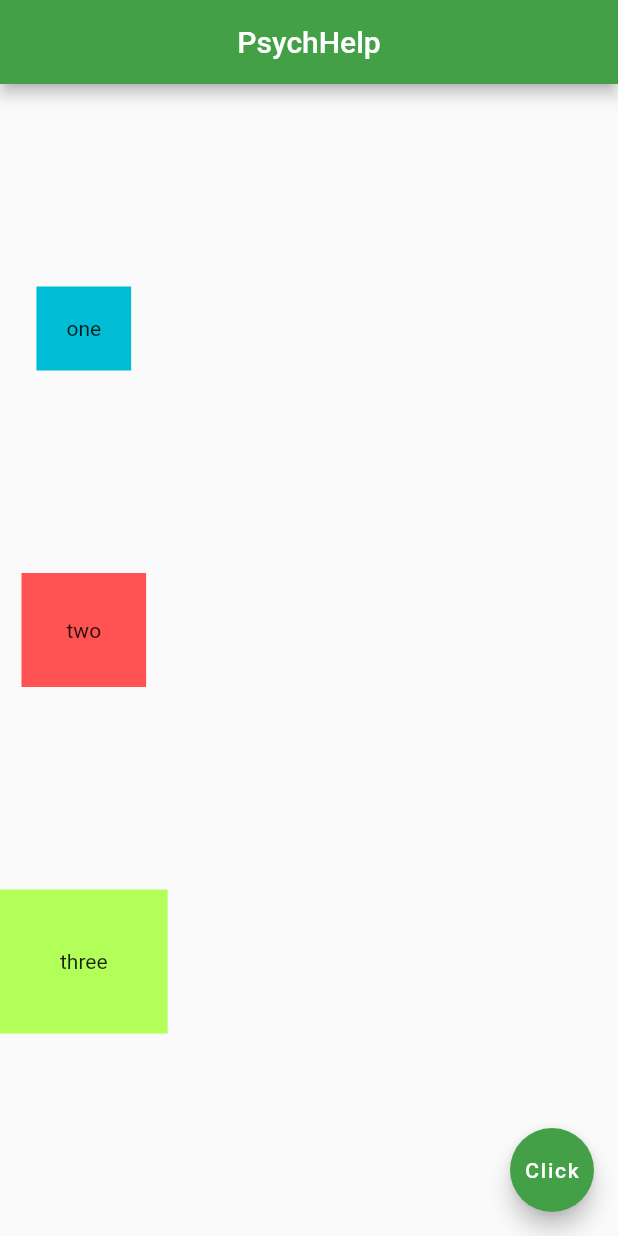
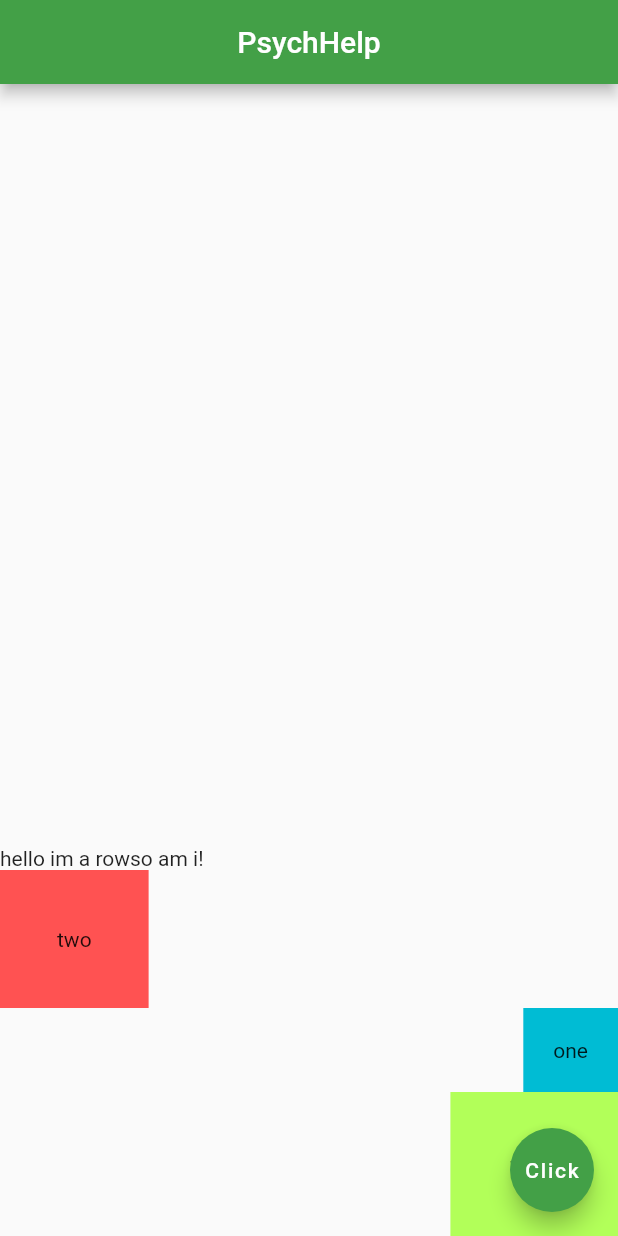
Before and after one commit to T-Pirozzini/brew-flutter-app, a Flutter app: the screen it shows after launch, on a phone screen of 412 x 824 dp. Run offline on Flutter 3.47's test engine with Material 2 defaults, Android fonts, the phone set to English and light mode, and no system bars.

```diff
--- a/lib/main.dart
+++ b/lib/main.dart
@@ -14,18 +14,31 @@ class Home extends StatelessWidget {
         backgroundColor: Colors.green[600],
       ),
       body: Column(
-        mainAxisAlignment: MainAxisAlignment.spaceEvenly,
-        crossAxisAlignment: CrossAxisAlignment.center,
+        mainAxisAlignment: MainAxisAlignment.end,
+        crossAxisAlignment: CrossAxisAlignment.end,
         children: [
+          Row(
+            children: [
+              Text('hello im a row'),
+              Text("so am i!"),
+            ],
+          ),
+          Row(
+            children: [
+              Container(
+                padding: EdgeInsets.all(30.0),
+                color: Colors.redAccent,
+                child: Padding(
+                  padding: const EdgeInsets.all(8.0),
+                  child: Text('two'),
+                ),
+              ),
+            ],
+          ),
           Container(
             padding: EdgeInsets.all(20.0),
             color: Colors.cyan,
             child: Text('one'),
-          ),
-          Container(
-            padding: EdgeInsets.all(30.0),
-            color: Colors.redAccent,
-            child: Text('two'),
           ),
           Container(
             padding: EdgeInsets.all(40.0),
```
